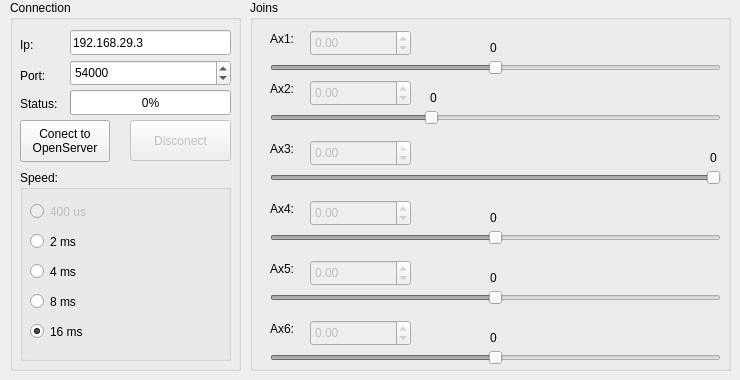
This is JustListen/justlisten.ui in LabRobotica/OpenClientExemple as Qt 5 draws it before an edit. The edited form follows.
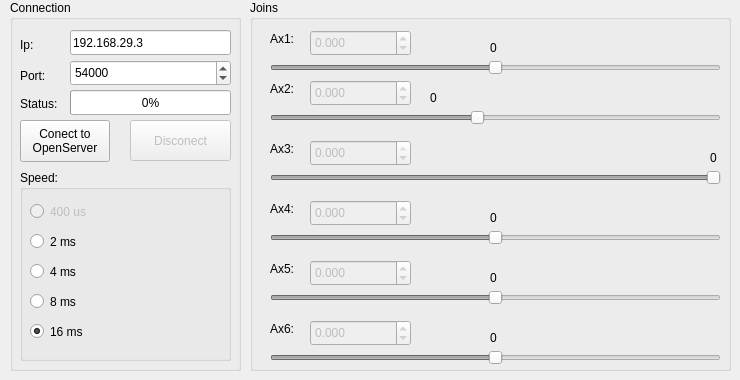
This is the edited form.

The edit to the form file:
```diff
--- a/JustListen/justlisten.ui
+++ b/JustListen/justlisten.ui
@@ -302,10 +302,10 @@
       </rect>
      </property>
      <property name="minimum">
-      <number>-8500</number>
+      <number>-85000</number>
      </property>
      <property name="maximum">
-      <number>15500</number>
+      <number>155000</number>
      </property>
      <property name="value">
       <number>0</number>
@@ -514,7 +514,7 @@
       <bool>false</bool>
      </property>
      <property name="decimals">
-      <number>2</number>
+      <number>3</number>
      </property>
      <property name="minimum">
       <double>-170.000000000000000</double>
@@ -535,6 +535,9 @@
        <height>26</height>
       </rect>
      </property>
+     <property name="decimals">
+      <number>3</number>
+     </property>
      <property name="minimum">
       <double>-85.000000000000000</double>
      </property>
@@ -554,6 +557,9 @@
        <height>26</height>
       </rect>
      </property>
+     <property name="decimals">
+      <number>3</number>
+     </property>
      <property name="minimum">
       <double>-170.000000000000000</double>
      </property>
@@ -573,6 +579,9 @@
        <height>26</height>
       </rect>
      </property>
+     <property name="decimals">
+      <number>3</number>
+     </property>
      <property name="minimum">
       <double>-210.000000000000000</double>
      </property>
@@ -589,6 +598,9 @@
        <height>26</height>
       </rect>
      </property>
+     <property name="decimals">
+      <number>3</number>
+     </property>
      <property name="minimum">
       <double>-130.000000000000000</double>
      </property>
@@ -608,6 +620,9 @@
        <height>26</height>
       </rect>
      </property>
+     <property name="decimals">
+      <number>3</number>
+     </property>
      <property name="minimum">
       <double>-270.000000000000000</double>
      </property>
```
Left out of the diff: 230 changed lines with no effect on the pictures.
